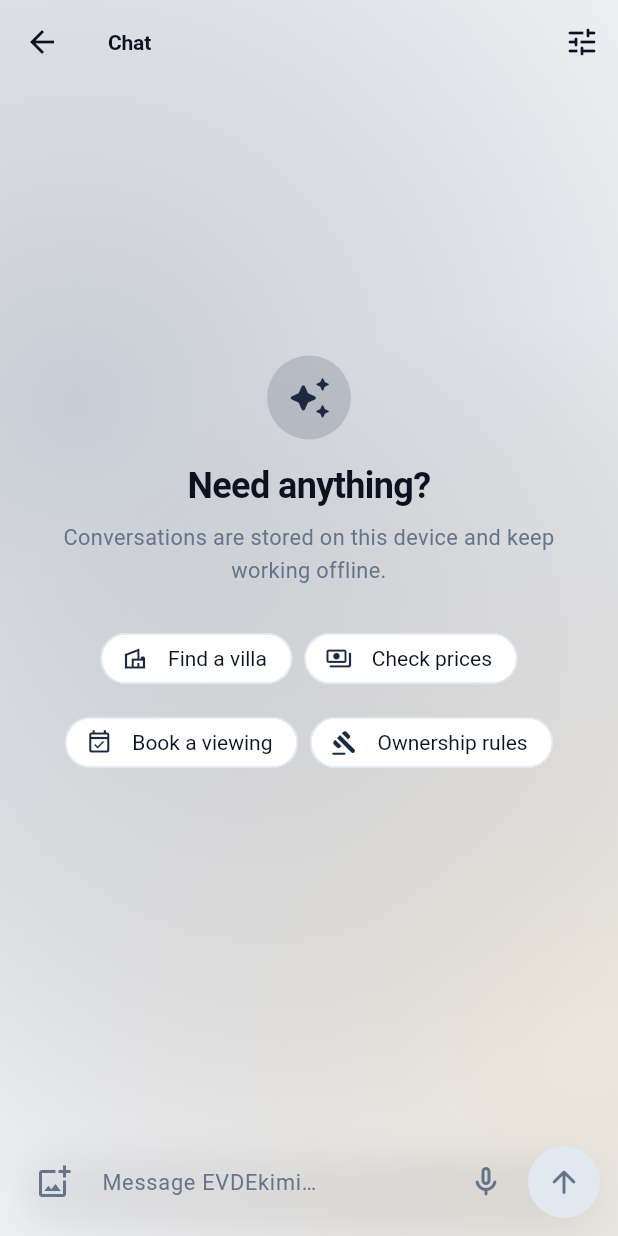
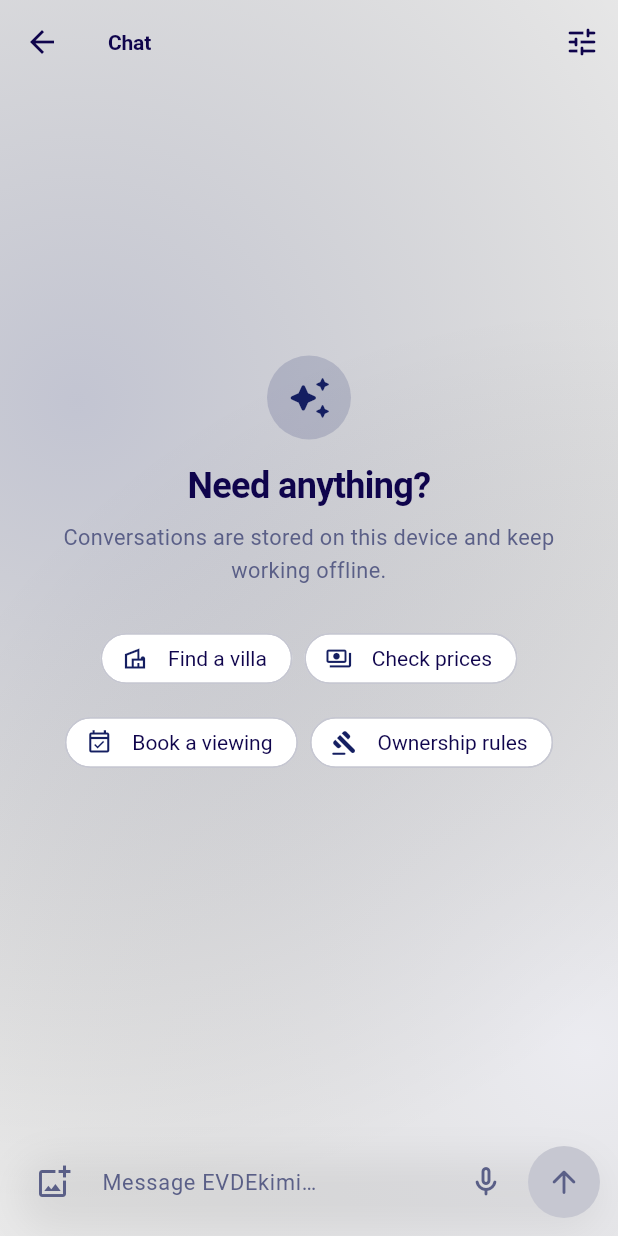
Before and after one commit to matthewraymondh/EVDEkimi-mobile, a Flutter app: the ChatScreen screen opened directly with empty values, on a phone screen of 412 x 824 dp. Run offline on Flutter 3.47's test engine with Material 3 defaults, Android fonts, the phone set to English and light mode, and no system bars; our stand-ins replace connectivity_plus, dio, equatable, flutter_riverpod, flutter_secure_storage, go_router and 4 more; missing offline and left inert: google_mlkit_text_recognition, gpt_markdown, liquid_glass_widgets, onnxruntime; accounts and stored records are empty.

Commit message:
design(theme): rebuild the palette on the supplied navy ramp
Four fixed values: #0F044C deep indigo, #141E61 navy, #787A91 slate,
#EEEEEE mist.

The thing worth noticing about them is that they are four steps along one
hue axis — a value ramp, not a colour scheme. No accent, no second hue.
The whole system follows from taking that literally: hierarchy is carried
by lightness alone, and the ramp desaturates as it lightens, from
saturated indigo at the bottom to plain grey at the top.

Elevation is the two navies. In dark mode the page is #0F044C and
anything raised is #141E61, which replaces shadows, borders and
Material's elevation overlays entirely. That relationship is also the
proper fix for the card bug from the previous commit rather than the
workaround it was.

One saturated colour, `beacon`, reserved for the on-device signal and
used nowhere else. A single-hue ramp cannot mark anything — slate on a
card is indistinguishable from ordinary secondary text — so rather than
introduce a second hue it spikes the saturation of the hue already here.
This replaces the brass accent, which was the one warm note in what is
now a deliberately cold palette. The glass backdrop's second bloom moves
off the accent and onto a brand tone for the same reason: a screen-height
wash of the signal colour spends it on decoration.

Derived steps exist to clear contrast, not to decorate. #787A91 on
#EEEEEE is 3.63:1 — comfortably readable-looking, and under the 4.5:1
floor for body copy, which is the role setting every excerpt and caption
in the app. ink500 and ink300 exist for exactly that, in their respective
themes.

Added palette_contrast_test.dart: a floor for all 28 foreground/
background pairs the app paints, in both themes, plus an assertion that
the four given values survive as themselves rather than drifting to
something near them. Verified it fails on the ink500 → #787A91
substitution, which is the case it exists for.

178 tests, analyze clean, debug APK builds.

Co-Authored-By: Claude Opus 5 (1M context) <noreply@anthropic.com>

```diff
--- a/lib/design_system/app_theme.dart
+++ b/lib/design_system/app_theme.dart
@@ -7,12 +7,17 @@ import 'package:flutter/services.dart';
 
 /// Builds the light and dark themes.
 ///
-/// The colour scheme is seeded from the brand teal so all tonal roles stay
-/// harmonically related, then a small number of surface roles are overridden by
-/// hand. That override is the point: `ColorScheme.fromSeed` in dark mode
-/// produces surfaces with a violet cast that fights a navy brand, and a chat app
-/// is mostly surface. Everything else is left to Material so future component
-/// themes inherit sensible defaults.
+/// Seeded from the brand navy so every tonal role Material generates stays
+/// harmonically related, then the roles that carry the design are overridden by
+/// hand. The overrides are the point: a chat app is mostly surface, and
+/// `ColorScheme.fromSeed` spreads a generated tonal palette across those
+/// surfaces that does not match the four values the brand is actually built
+/// from. Everything not listed is left to Material, so component themes added
+/// later still inherit sensible defaults.
+///
+/// The surface roles below are ordered by elevation in both schemes, which is
+/// the part worth checking against `AppPalette`: in dark mode they climb from
+/// `#0F044C` to `#141E61`, and in light they climb from `#EEEEEE` to white.
 abstract final class AppTheme {
   static ThemeData light() => _build(_lightScheme, ChatTheme.light);
 
@@ -29,11 +34,15 @@ abstract final class AppTheme {
         surface: AppPalette.canvas,
         surfaceContainerLowest: AppPalette.white,
         surfaceContainerLow: AppPalette.white,
-        surfaceContainer: AppPalette.ink50,
-        surfaceContainerHigh: AppPalette.ink100,
+        surfaceContainer: AppPalette.ink100,
+        surfaceContainerHigh: AppPalette.ink200,
         onSurface: AppPalette.ink900,
-        onSurfaceVariant: AppPalette.ink400,
-        outlineVariant: AppPalette.ink100,
+        // ink400 is the palette's own slate, but it lands at 3.7:1 on the
+        // canvas — under the floor for body copy, and this role sets every
+        // secondary line in the app. One step darker clears it.
+        onSurfaceVariant: AppPalette.ink500,
+        outline: AppPalette.ink400,
+        outlineVariant: AppPalette.ink200,
         primary: AppPalette.brandNavy,
         onPrimary: AppPalette.white,
         error: AppPalette.dangerLight,
@@ -44,19 +53,19 @@ abstract final class AppTheme {
         seedColor: AppPalette.brandNavy,
         brightness: Brightness.dark,
       ).copyWith(
-        // A near-black base rather than Material's elevated grey. Chat is a
-        // reading surface; lower luminance reduces halation around light text
-        // and makes the teal accents carry the hierarchy instead of boxes.
+        // The brand's own two navies, used as the elevation system: the page is
+        // the deeper one and everything raised is the lighter one. No overlays,
+        // no shadows, no borders needed to separate them.
         surface: AppPalette.ink900,
-        surfaceContainerLowest: AppPalette.ink900,
+        surfaceContainerLowest: AppPalette.ink950,
         surfaceContainerLow: AppPalette.ink800,
         surfaceContainer: AppPalette.ink800,
         surfaceContainerHigh: AppPalette.ink700,
         surfaceContainerHighest: AppPalette.ink600,
-        onSurface: AppPalette.ink100,
+        onSurface: AppPalette.ink50,
         onSurfaceVariant: AppPalette.ink300,
         outline: AppPalette.ink500,
-        outlineVariant: AppPalette.ink600,
+        outlineVariant: AppPalette.ink700,
         primary: AppPalette.brandNavyLifted,
         onPrimary: AppPalette.brandNavyDeep,
         error: AppPalette.dangerDark,
--- a/lib/design_system/chat_theme.dart
+++ b/lib/design_system/chat_theme.dart
@@ -40,20 +40,20 @@ class ChatTheme extends ThemeExtension<ChatTheme> {
     // The user's own messages carry the brand colour: it is the one element on
     // screen that should feel like "you", and it anchors the eye when scanning.
     outgoingBubble: AppPalette.brandNavy,
-    onOutgoingBubble: AppPalette.white,
+    onOutgoingBubble: AppPalette.ink50,
     // Assistant messages are white on the canvas rather than a tinted fill.
     // Model output is long-form text and needs to read like a document page.
     incomingBubble: AppPalette.white,
     onIncomingBubble: AppPalette.ink900,
     bubbleBorder: AppPalette.ink100,
     caret: AppPalette.brandNavy,
-    codeBackground: AppPalette.ink800,
+    codeBackground: AppPalette.ink900,
     codeBorder: AppPalette.ink700,
     inlineCodeBackground: AppPalette.ink100,
     composerBackground: AppPalette.white,
     composerBorder: AppPalette.ink200,
-    onDeviceAccent: AppPalette.brandBrass,
-    offlineBanner: AppPalette.ink700,
+    onDeviceAccent: AppPalette.beaconLight,
+    offlineBanner: AppPalette.ink800,
     onOfflineBanner: AppPalette.ink50,
     success: AppPalette.successLight,
     warning: AppPalette.warningLight,
@@ -74,20 +74,25 @@ class ChatTheme extends ThemeExtension<ChatTheme> {
     // Dark mode inverts the emphasis: a saturated fill at full brightness is
     // fatiguing, so the outgoing bubble uses a deep brand tone with a bright
     // foreground instead.
-    outgoingBubble: AppPalette.brandNavyDeep,
-    onOutgoingBubble: AppPalette.ink100,
+    // The outgoing bubble has to clear both the page and the incoming bubble,
+    // and the page is already the deepest tone in the ramp — so it lifts rather
+    // than deepens, which is the opposite of what light mode does.
+    outgoingBubble: AppPalette.ink600,
+    onOutgoingBubble: AppPalette.ink50,
     incomingBubble: AppPalette.ink800,
-    onIncomingBubble: AppPalette.ink100,
+    onIncomingBubble: AppPalette.ink50,
     bubbleBorder: AppPalette.ink700,
     caret: AppPalette.brandNavyLifted,
-    codeBackground: AppPalette.ink900,
+    // Below the page, not above it: a code block is a well, and ink950 is the
+    // one tone in the ramp that sits under ink900.
+    codeBackground: AppPalette.ink950,
     codeBorder: AppPalette.ink700,
     inlineCodeBackground: AppPalette.ink700,
     composerBackground: AppPalette.ink800,
     composerBorder: AppPalette.ink600,
-    onDeviceAccent: AppPalette.warningDark,
-    offlineBanner: AppPalette.ink600,
-    onOfflineBanner: AppPalette.ink100,
+    onDeviceAccent: AppPalette.beaconDark,
+    offlineBanner: AppPalette.ink700,
+    onOfflineBanner: AppPalette.ink50,
     success: AppPalette.successDark,
     warning: AppPalette.warningDark,
     danger: AppPalette.dangerDark,
--- a/lib/design_system/glass.dart
+++ b/lib/design_system/glass.dart
@@ -131,7 +131,12 @@ class AppBackdrop extends StatelessWidget {
 
     final isDark = Theme.of(context).brightness == Brightness.dark;
     final primary = context.colors.primary;
-    final accent = context.chatTheme.onDeviceAccent;
+    // Both blooms are brand tones. The second one used the on-device accent,
+    // which was a quiet way of spending the app's only signal colour on
+    // decoration — and now that the accent is a saturated periwinkle rather
+    // than a muted brass, a screen-height wash of it would read as the loudest
+    // thing in the app while meaning nothing.
+    final secondary = context.colors.primaryContainer;
 
     return Stack(
       children: [
@@ -148,7 +153,11 @@ class AppBackdrop extends StatelessWidget {
                 center: const Alignment(-0.75, -0.35),
                 radius: 1.3,
                 colors: [
-                  primary.withValues(alpha: isDark ? 0.26 : 0.20),
+                  // Lower than it was in dark mode. The page is now a saturated
+                  // indigo rather than a near-black, so it already carries the
+                  // colour the bloom used to have to supply — the bloom only
+                  // has to give the glass a gradient to bend.
+                  primary.withValues(alpha: isDark ? 0.16 : 0.20),
                   Colors.transparent,
                 ],
               ),
@@ -162,7 +171,7 @@ class AppBackdrop extends StatelessWidget {
                 center: const Alignment(0.9, 0.7),
                 radius: 1.2,
                 colors: [
-                  accent.withValues(alpha: isDark ? 0.22 : 0.16),
+                  secondary.withValues(alpha: isDark ? 0.20 : 0.16),
                   Colors.transparent,
                 ],
               ),
--- a/lib/design_system/palette.dart
+++ b/lib/design_system/palette.dart
@@ -1,72 +1,122 @@
 import 'package:flutter/material.dart';
 
-/// Raw brand colours, taken from the EVDEkimi mark.
+/// Raw colour values. The only literal colours in the app.
 ///
-/// These are the only literal colours in the app; everything else reads from
-/// `ColorScheme` or `ChatTheme`. Keeping the literals in one file is what makes
-/// it possible to answer "is this on-brand?" by reading a single screen of code.
+/// Everything else reads from `ColorScheme` or `ChatTheme`, which is what makes
+/// it possible to answer "is this on-brand?" by reading one screen of code.
 ///
-/// The identity is a white geometric roofline on deep navy — a property brand,
-/// not a tech one. Two consequences follow:
+/// ## The system
 ///
-/// * **Navy is the primary, and it is dark.** Filled buttons and outgoing
-///   message bubbles are near-black navy with white text. That reads as
-///   considered and premium, which is the register real estate sells in; a
-///   bright saturated primary would read as a consumer app.
-/// * **The neutral ramp is navy-tinted, not neutral grey.** Greys mixed toward
-///   the brand hue keep large surfaces feeling related to the mark instead of
-///   merely adjacent to it.
+/// Four values are fixed, and the rest of the file exists to serve them:
+///
+/// | | | |
+/// |---|---|---|
+/// | `#0F044C` | deep indigo | [ink900] |
+/// | `#141E61` | navy | [ink800] |
+/// | `#787A91` | slate | [ink400] |
+/// | `#EEEEEE` | mist | [ink50] |
+///
+/// They are four steps along **one hue axis** — a value ramp, not a colour
+/// scheme. There is no accent in it and no second hue, and the whole design
+/// follows from taking that seriously: hierarchy is carried by lightness alone,
+/// and the palette desaturates as it lightens, from saturated indigo at the
+/// bottom to plain grey at the top.
+///
+/// ## Elevation is the two navies
+///
+/// In dark mode `#0F044C` is the page and `#141E61` is anything raised above it.
+/// That single relationship replaces shadows, borders and Material's elevation
+/// overlays. It also fixes a real bug: cards previously used
+/// `surfaceContainerLowest`, which in Material's dark ramp is the *darkest* tone
+/// in the set and resolved to exactly the scaffold colour — the card structure
+/// rendered in light mode and was invisible in dark.
+///
+/// ## The one saturated colour
+///
+/// [beacon] is the sole exception, reserved for the on-device signal. A
+/// single-hue ramp has no capacity to mark anything: [ink400] on a card is
+/// indistinguishable from ordinary secondary text. Rather than introduce a
+/// second hue, [beacon] spikes the *saturation* of the hue already here, so the
+/// app stays one colour end to end. Spending it anywhere else would take the
+/// signal away from the only thing that needs one.
+///
+/// Status colours are deliberately outside all of this. An error cannot be
+/// rendered in navy, so they stay recognisable first and on-palette second.
 abstract final class AppPalette {
-  /// The mark's background. Primary brand colour.
-  static const Color brandNavy = Color(0xFF1B2A41);
+  // ------------------------------------------------------- the ramp
 
-  /// Lifted navy for dark mode, where the base navy would disappear into the
-  /// surface behind it. Still unmistakably the same hue.
-  static const Color brandNavyLifted = Color(0xFF5A7CA8);
+  /// Below the darkest given value, for wells that must recede *under* the
+  /// page — a code block on the dark theme, chiefly.
+  static const Color ink950 = Color(0xFF070120);
 
-  /// Deepest tone, for dark-mode fills that must sit under white text.
-  static const Color brandNavyDeep = Color(0xFF0C1421);
+  /// Deep indigo. Dark-mode page, light-mode text, deepest fills.
+  static const Color ink900 = Color(0xFF0F044C);
 
-  /// Warm brass. Used only where something must read as *distinct* from the
-  /// navy system — the on-device badge, a queued state. Never decoratively:
-  /// spending it dilutes the one accent the brand has.
-  static const Color brandBrass = Color(0xFFC08A2E);
+  /// Navy. The brand colour, and every raised surface in dark mode.
+  static const Color ink800 = Color(0xFF141E61);
 
-  /// Navy-tinted neutral ramp.
-  ///
-  /// Hand-tuned rather than generated: Material's neutral ramp carries a violet
-  /// cast from the seed, which fights a navy brand on the large surfaces that
-  /// make up most of a chat screen.
-  static const Color ink900 = Color(0xFF0B1220);
-  static const Color ink800 = Color(0xFF111C2E);
-  static const Color ink700 = Color(0xFF1B2739);
-  static const Color ink600 = Color(0xFF27364C);
-  static const Color ink500 = Color(0xFF3A4C68);
-  static const Color ink400 = Color(0xFF64748B);
-  static const Color ink300 = Color(0xFF94A3B8);
-  static const Color ink200 = Color(0xFFCBD5E1);
-  static const Color ink100 = Color(0xFFE2E8F0);
-  static const Color ink50 = Color(0xFFF1F5F9);
+  static const Color ink700 = Color(0xFF202B70);
+  static const Color ink600 = Color(0xFF3A4380);
+
+  /// Light-mode secondary text. [ink400] itself only reaches 3.7:1 on [ink50],
+  /// which is under the 4.5:1 floor for body copy; this clears it at 5.2:1.
+  static const Color ink500 = Color(0xFF5A5F87);
+
+  /// Slate. Borders, disabled states, and tertiary marks.
+  static const Color ink400 = Color(0xFF787A91);
+
+  /// Dark-mode secondary text, for the same reason [ink500] exists.
+  static const Color ink300 = Color(0xFF9EA0B2);
+
+  static const Color ink200 = Color(0xFFC6C7D1);
+  static const Color ink100 = Color(0xFFDFE0E6);
+
+  /// Mist. Light-mode page, dark-mode text.
+  static const Color ink50 = Color(0xFFEEEEEE);
+
   static const Color white = Color(0xFFFFFFFF);
+
+  // ------------------------------------------------------- brand roles
+
+  /// Filled buttons and outgoing message bubbles.
+  static const Color brandNavy = ink800;
+
+  /// Deepest brand tone, under light text.
+  static const Color brandNavyDeep = ink900;
+
+  /// Dark mode needs the brand *above* the page rather than below it, and
+  /// [brandNavy] on an [ink900] background is a 1.2:1 step — correct for a card,
+  /// far too quiet for a control. Same hue, lifted until it carries text.
+  static const Color brandNavyLifted = Color(0xFF8F98E8);
 
   /// Page background in light mode.
   ///
-  /// Deliberately not white. Cards and message bubbles are white, so the page
-  /// beneath them has to be a shade darker for them to read as raised surfaces —
-  /// white-on-white needs borders or shadows to separate, and both are heavier
-  /// than a two-percent tonal step.
-  static const Color canvas = Color(0xFFF4F6FA);
+  /// Not white, because cards are: the page has to sit a step below them for the
+  /// grouping to read without borders or shadows.
+  static const Color canvas = ink50;
 
-  /// Semantic status colours, defined for both themes so contrast holds.
-  static const Color successLight = Color(0xFF1E7A44);
-  static const Color successDark = Color(0xFF6EDBA0);
+  // ------------------------------------------------------- the signal
 
-  static const Color dangerLight = Color(0xFFB3261E);
-  static const Color dangerDark = Color(0xFFFF8A80);
+  /// The on-device marker, and nothing else.
+  ///
+  /// Same hue as the ramp, taken to full saturation. Two values because one
+  /// cannot clear contrast on both a near-white page and a deep indigo one.
+  static const Color beaconLight = Color(0xFF4A55D6);
+  static const Color beaconDark = Color(0xFF7C87FF);
+
+  // ------------------------------------------------------- status
+
+  /// Functional, not decorative. Tuned toward the ramp's coolness so they sit
+  /// with it, but never so far that a warning stops looking like a warning.
+  static const Color successLight = Color(0xFF16794D);
+  static const Color successDark = Color(0xFF5FD3A0);
+
+  static const Color dangerLight = Color(0xFFC42B32);
+  static const Color dangerDark = Color(0xFFFF8A93);
 
   static const Color warningLight = Color(0xFF8A5A00);
-  static const Color warningDark = Color(0xFFFFC46B);
+  static const Color warningDark = Color(0xFFF0B252);
 
-  static const Color infoLight = Color(0xFF00658F);
-  static const Color infoDark = Color(0xFF7FD1F5);
+  static const Color infoLight = Color(0xFF1B5FA8);
+  static const Color infoDark = Color(0xFF8FBEEE);
 }
```
Also changed, not shown: 4 other files.
